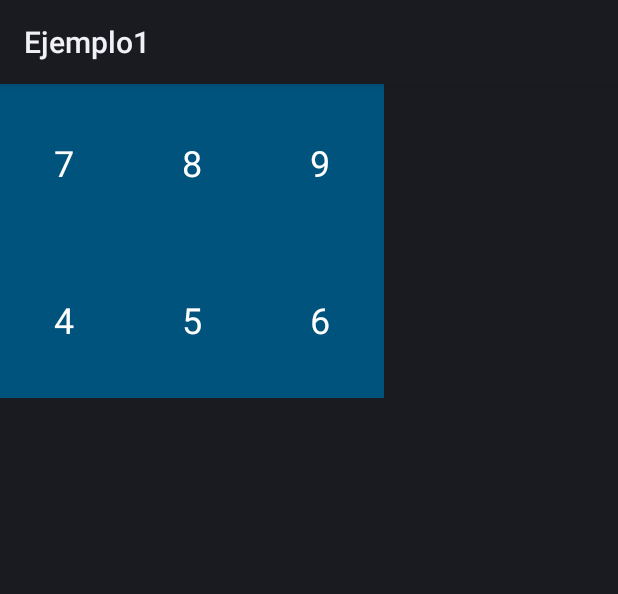
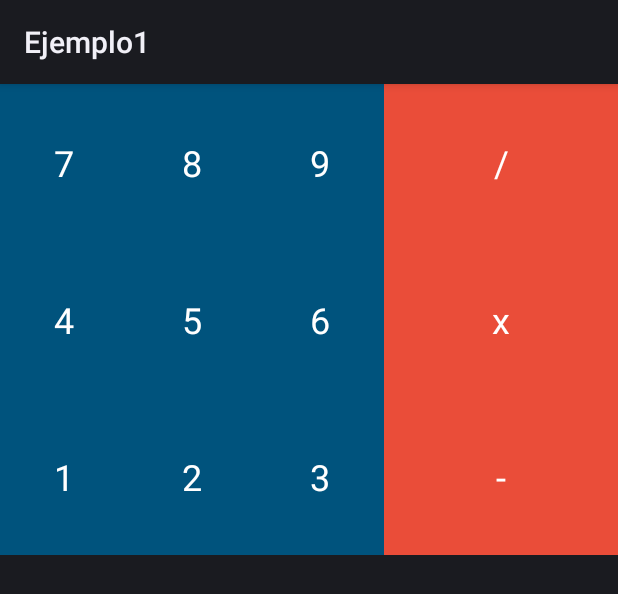
Before and after one commit to Alemau97/GuiasLabDSM, an Android app: the layout activity_grid_layout.xml on its own in the app's theme, with its tools: preview values and no code run, on a phone screen of 412 x 824 dp. Shown: the top 594 px of the screen. Run offline under Robolectric (Android 15) with nearby library versions, the light colour scheme and no system bars.

Commit message:
Guia avanzada

```diff
--- a/MN190349-G6/Ejemplo1/app/src/main/res/layout/activity_grid_layout.xml
+++ b/MN190349-G6/Ejemplo1/app/src/main/res/layout/activity_grid_layout.xml
@@ -11,52 +11,114 @@
         android:layout_height="match_parent"
         android:alignmentMode="alignBounds"
         android:columnCount="4"
-        android:rowCount="4">
+        android:rowCount="4"
+        tools:layout_editor_absoluteX="31dp"
+        tools:layout_editor_absoluteY="153dp">
+
         <TextView
             android:id="@+id/numero_7"
             style="@style/AppTheme.BotonCalculadora.Azul"
+            android:layout_row="0"
             android:layout_column="0"
-            android:layout_row="0"
-            android:text="7"/>
+            android:text="7" />
+
         <TextView
             android:id="@+id/numero_8"
             style="@style/AppTheme.BotonCalculadora.Azul"
             android:layout_width="wrap_content"
             android:layout_height="wrap_content"
+            android:layout_row="0"
             android:layout_column="1"
-            android:layout_row="0"
-            android:text="8"/>
+            android:text="8" />
+
         <TextView
             android:id="@+id/numero_9"
             style="@style/AppTheme.BotonCalculadora.Azul"
             android:layout_width="wrap_content"
             android:layout_height="wrap_content"
+            android:layout_row="0"
             android:layout_column="2"
-            android:layout_row="0"
-            android:text="9"/>
+            android:text="9" />
+
         <TextView
             android:id="@+id/numero_4"
             style="@style/AppTheme.BotonCalculadora.Azul"
             android:layout_height="wrap_content"
+            android:layout_row="1"
             android:layout_column="0"
-            android:layout_row="1"
-            android:text="4"/>
+            android:text="4" />
+
         <TextView
             android:id="@+id/numero_5"
             style="@style/AppTheme.BotonCalculadora.Azul"
+            android:layout_width="wrap_content"
             android:layout_height="wrap_content"
-            android:layout_width="wrap_content"
+            android:layout_row="1"
             android:layout_column="1"
-            android:layout_row="1"
-            android:text="5"/>
+            android:text="5" />
+
         <TextView
             android:id="@+id/numero_6"
             style="@style/AppTheme.BotonCalculadora.Azul"
             android:layout_width="wrap_content"
             android:layout_height="wrap_content"
+            android:layout_row="1"
             android:layout_column="2"
+            android:text="6" />
+
+        <TextView
+            android:id="@+id/signo_por"
+            style="@style/AppTheme.BotonCalculadora.Rojo"
             android:layout_row="1"
-            android:text="6"/>
+            android:layout_column="3"
+            android:layout_gravity="fill"
+            android:gravity="center"
+            android:text="x"/>
+        <TextView
+            android:id="@+id/textView10"
+            style="@style/AppTheme.BotonCalculadora.Rojo"
+            android:layout_row="0"
+            android:layout_column="3"
+            android:layout_gravity="fill_horizontal"
+            android:text="/"/>
+        <TextView
+            android:id="@+id/numero_1"
+            style="@style/AppTheme.BotonCalculadora.Azul"
+            android:layout_row="2"
+            android:layout_column="0"
+            android:text="1"/>
+        <TextView
+            android:id="@+id/numero_2"
+            style="@style/AppTheme.BotonCalculadora.Azul"
+            android:layout_row="2"
+            android:layout_column="1"
+            android:layout_width="wrap_content"
+            android:layout_height="wrap_content"
+            android:text="2"/>
+        <TextView
+            android:id="@+id/numero_3"
+            style="@style/AppTheme.BotonCalculadora.Azul"
+            android:layout_row="2"
+            android:layout_column="2"
+            android:layout_width="wrap_content"
+            android:layout_height="wrap_content"
+            android:text="3"/>
+        <TextView
+            android:id="@+id/signo_menos"
+            style="@style/AppTheme.BotonCalculadora.Rojo"
+            android:layout_row="2"
+            android:layout_column="3"
+            android:layout_gravity="fill_horizontal"
+            android:gravity="center"
+            android:text="-"/>
+        <TextView
+            android:id="@+id/signo_por"
+            style="@style/AppTheme.BotonCalculadora.Rojo"
+            android:layout_row="1"
+            android:layout_column="3"
+            android:layout_gravity="fill"
+            android:gravity="center"
+            android:text="x"/>
     </GridLayout>
 
 </androidx.constraintlayout.widget.ConstraintLayout>
```
